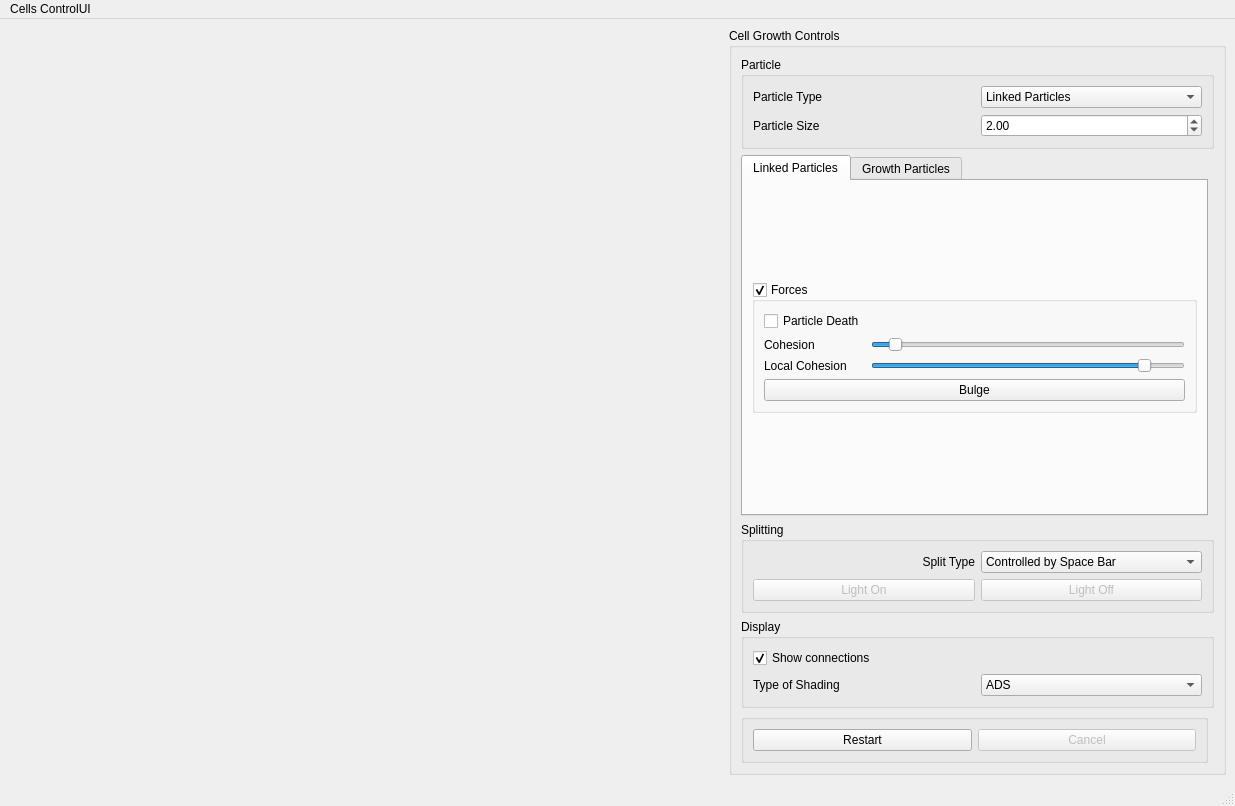
First picture: the form in ui/GUI.ui, repository eulersson/CellGrowth, before the edit.
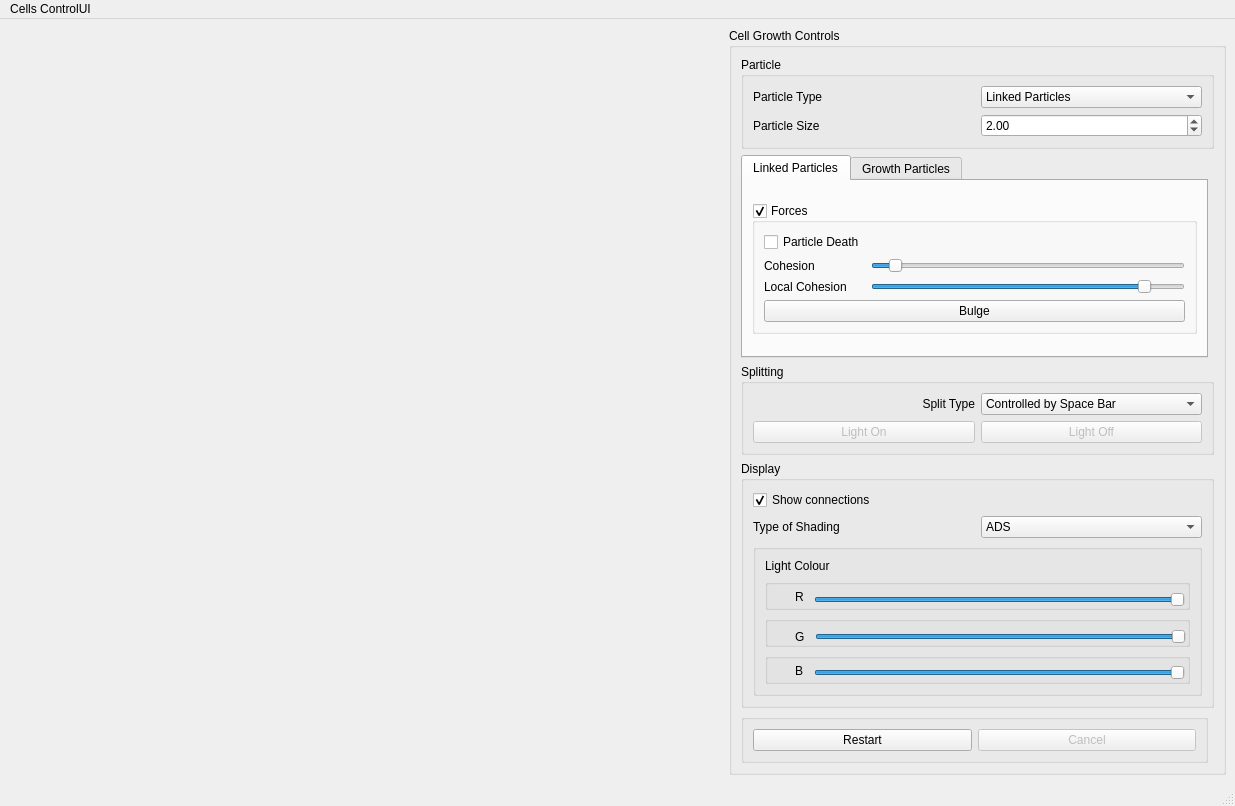
Second picture: the form after the edit.

Commit message: Added UI for light diffuse

The edit to the form file:
```diff
--- a/ui/GUI.ui
+++ b/ui/GUI.ui
@@ -436,6 +436,151 @@
             </item>
            </widget>
           </item>
+          <item row="3" column="0" colspan="2">
+           <widget class="QGroupBox" name="groupBox">
+            <property name="title">
+             <string/>
+            </property>
+            <layout class="QGridLayout" name="gridLayout_9">
+             <item row="3" column="0">
+              <widget class="QGroupBox" name="groupBox_4">
+               <property name="title">
+                <string/>
+               </property>
+               <widget class="QSlider" name="m_BColour">
+                <property name="geometry">
+                 <rect>
+                  <x>49</x>
+                  <y>10</y>
+                  <width>371</width>
+                  <height>20</height>
+                 </rect>
+                </property>
+                <property name="maximum">
+                 <number>255</number>
+                </property>
+                <property name="value">
+                 <number>255</number>
+                </property>
+                <property name="orientation">
+                 <enum>Qt::Horizontal</enum>
+                </property>
+               </widget>
+               <widget class="QLabel" name="label_12">
+                <property name="geometry">
+                 <rect>
+                  <x>30</x>
+                  <y>10</y>
+                  <width>21</width>
+                  <height>16</height>
+                 </rect>
+                </property>
+                <property name="text">
+                 <string>B</string>
+                </property>
+               </widget>
+              </widget>
+             </item>
+             <item row="2" column="0">
+              <widget class="QGroupBox" name="groupBox_3">
+               <property name="title">
+                <string/>
+               </property>
+               <widget class="QSlider" name="m_GColour">
+                <property name="geometry">
+                 <rect>
+                  <x>50</x>
+                  <y>10</y>
+                  <width>371</width>
+                  <height>21</height>
+                 </rect>
+                </property>
+                <property name="maximum">
+                 <number>255</number>
+                </property>
+                <property name="value">
+                 <number>255</number>
+                </property>
+                <property name="orientation">
+                 <enum>Qt::Horizontal</enum>
+                </property>
+               </widget>
+               <widget class="QLabel" name="label_11">
+                <property name="geometry">
+                 <rect>
+                  <x>30</x>
+                  <y>10</y>
+                  <width>16</width>
+                  <height>21</height>
+                 </rect>
+                </property>
+                <property name="text">
+                 <string>G</string>
+                </property>
+               </widget>
+              </widget>
+             </item>
+             <item row="1" column="0">
+              <widget class="QGroupBox" name="groupBox_2">
+               <property name="title">
+                <string/>
+               </property>
+               <widget class="QSlider" name="m_RColour">
+                <property name="geometry">
+                 <rect>
+                  <x>49</x>
+                  <y>10</y>
+                  <width>371</width>
+                  <height>21</height>
+                 </rect>
+                </property>
+                <property name="maximum">
+                 <number>255</number>
+                </property>
+                <property name="singleStep">
+                 <number>1</number>
+                </property>
+                <property name="pageStep">
+                 <number>10</number>
+                </property>
+                <property name="value">
+                 <number>255</number>
+                </property>
+                <property name="sliderPosition">
+                 <number>255</number>
+                </property>
+                <property name="tracking">
+                 <bool>true</bool>
+                </property>
+                <property name="orientation">
+                 <enum>Qt::Horizontal</enum>
+                </property>
+               </widget>
+               <widget class="QLabel" name="label_10">
+                <property name="geometry">
+                 <rect>
+                  <x>30</x>
+                  <y>10</y>
+                  <width>16</width>
+                  <height>16</height>
+                 </rect>
+                </property>
+                <property name="text">
+                 <string>R</string>
+                </property>
+               </widget>
+              </widget>
+             </item>
+             <item row="0" column="0">
+              <widget class="QLabel" name="label_7">
+               <property name="text">
+                <string>Light Colour</string>
+               </property>
+              </widget>
+             </item>
+            </layout>
+           </widget>
+          </item>
          </layout>
         </widget>
        </item>
```
The commit also changes 5 other files.
